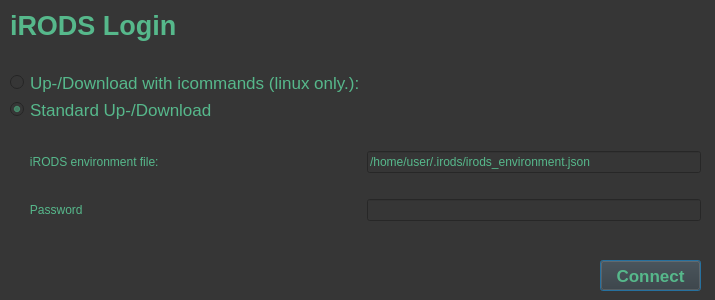
Before: the Qt Designer form irods-basicGUI/irodsLogin.ui in iBridges-for-iRODS/iBridges, drawn with Qt 5.
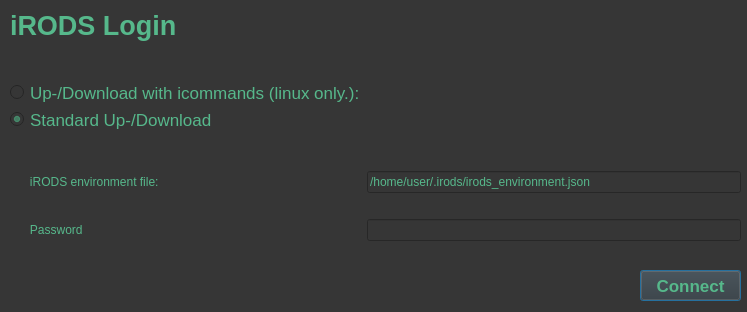
After: the same form once the commit is applied.

Commit message: Adjusting window size to Error Message.

The edit to the form file:
```diff
--- a/irods-basicGUI/irodsLogin.ui
+++ b/irods-basicGUI/irodsLogin.ui
@@ -6,8 +6,8 @@
    <rect>
     <x>0</x>
     <y>0</y>
-    <width>715</width>
-    <height>300</height>
+    <width>747</width>
+    <height>312</height>
    </rect>
   </property>
   <property name="minimumSize">
@@ -29,8 +29,8 @@
     <rect>
      <x>10</x>
      <y>10</y>
-     <width>691</width>
-     <height>231</height>
+     <width>731</width>
+     <height>251</height>
     </rect>
    </property>
    <layout class="QGridLayout" name="gridLayout">
@@ -112,6 +112,12 @@
     </item>
     <item row="8" column="2">
      <widget class="QLabel" name="envError">
+      <property name="maximumSize">
+       <size>
+        <width>16777215</width>
+        <height>16777215</height>
+       </size>
+      </property>
       <property name="styleSheet">
        <string notr="true">color: rgb(204, 0, 0);</string>
       </property>
@@ -163,6 +169,9 @@
       <property name="orientation">
        <enum>Qt::Vertical</enum>
       </property>
+      <property name="sizeType">
+       <enum>QSizePolicy::Maximum</enum>
+      </property>
       <property name="sizeHint" stdset="0">
        <size>
         <width>20</width>
@@ -176,8 +185,8 @@
   <widget class="QPushButton" name="connectButton">
    <property name="geometry">
     <rect>
-     <x>600</x>
-     <y>260</y>
+     <x>640</x>
+     <y>270</y>
      <width>101</width>
      <height>31</height>
     </rect>
```
The commit also changes 1 other file.
